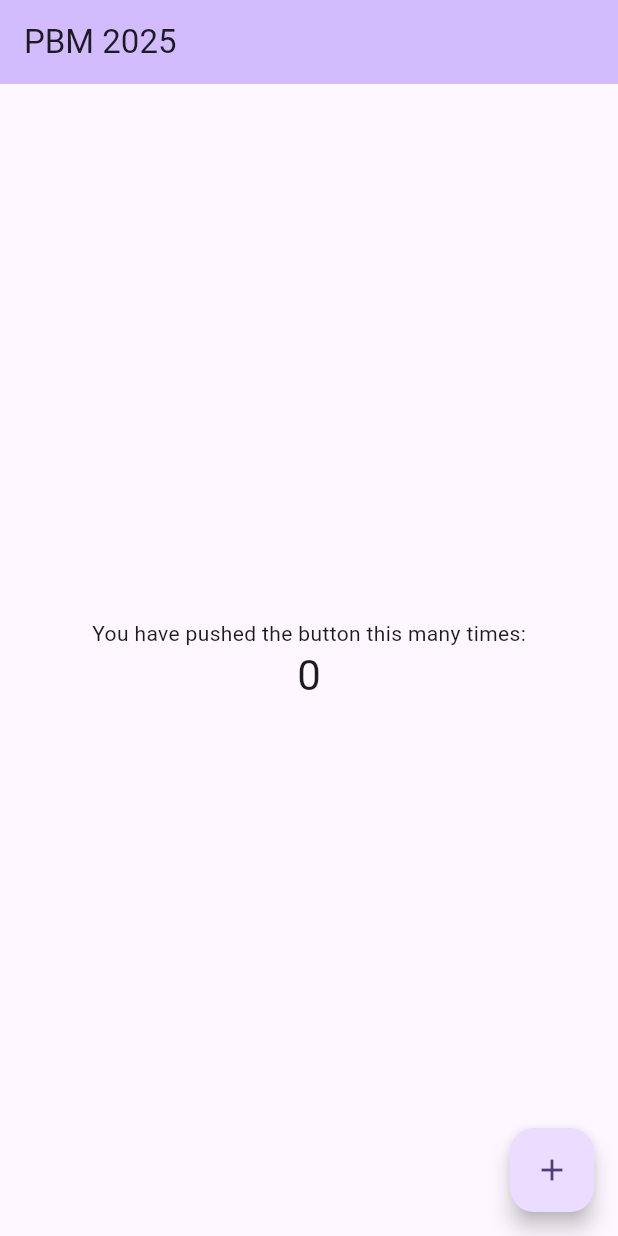
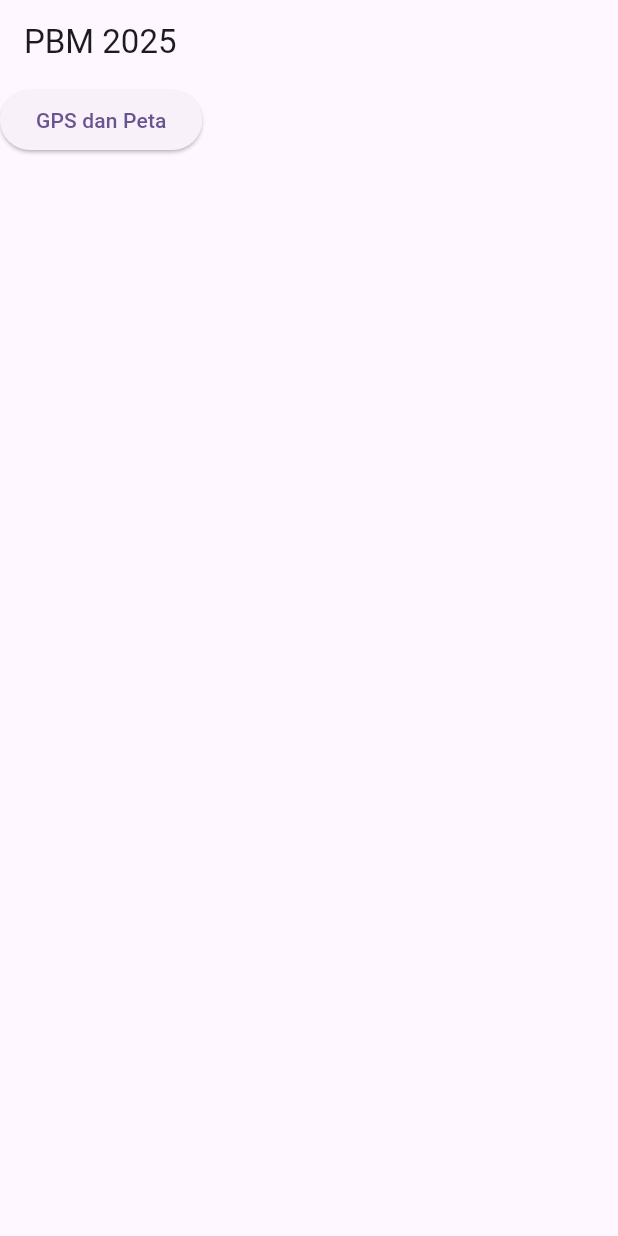
Before and after one commit to mohammadzarkasi/mobpro-flutter, a Flutter app: the screen it shows after launch, on a phone screen of 412 x 824 dp. Run offline on Flutter 3.47's test engine with Material 3 defaults, Android fonts, the phone set to English and light mode, and no system bars; our stand-ins replace geolocator.

Commit message:
tambah contoh penggunakan akses gps

```diff
--- /dev/null
+++ b/2025/lib/home_screen.dart
@@ -0,0 +1,29 @@
+import 'package:flutter/material.dart';
+import 'package:pbm2025/gps_and_map_screen.dart';
+
+class HomeScreen extends StatelessWidget {
+  const HomeScreen({super.key});
+
+  @override
+  Widget build(BuildContext context) {
+    return Scaffold(
+      appBar: AppBar(title: Text("PBM 2025")),
+      body: Column(
+        children: [
+          ElevatedButton(
+            onPressed: () {
+              Navigator.of(context).push(
+                MaterialPageRoute(
+                  builder: (_) {
+                    return GpsAndMapScreen();
+                  },
+                ),
+              );
+            },
+            child: Text("GPS dan Peta"),
+          ),
+        ],
+      ),
+    );
+  }
+}
--- a/2025/lib/main.dart
+++ b/2025/lib/main.dart
@@ -1,4 +1,5 @@
 import 'package:flutter/material.dart';
+import 'package:pbm2025/home_screen.dart';
 
 void main() {
   runApp(const MyApp());
@@ -11,7 +12,7 @@ class MyApp extends StatelessWidget {
   @override
   Widget build(BuildContext context) {
     return MaterialApp(
-      title: 'Flutter Demo',
+      title: 'PBM 2025',
       theme: ThemeData(
         // This is the theme of your application.
         //
@@ -30,7 +31,8 @@ class MyApp extends StatelessWidget {
         // tested with just a hot reload.
         colorScheme: ColorScheme.fromSeed(seedColor: Colors.deepPurple),
       ),
-      home: const MyHomePage(title: 'PBM 2025'),
+      // home: const MyHomePage(title: 'PBM 2025'),
+      home: HomeScreen(),
     );
   }
 }
--- a/2025/pubspec.yaml
+++ b/2025/pubspec.yaml
@@ -34,6 +34,9 @@ dependencies:
   # The following adds the Cupertino Icons font to your application.
   # Use with the CupertinoIcons class for iOS style icons.
   cupertino_icons: ^1.0.8
+  geolocator: ^14.0.1
+  flutter_map: ^8.1.1
+  latlong2: ^0.9.1
 
 dev_dependencies:
   flutter_test:
```
Also changed, not shown: 2025/lib/gps_and_map_screen.dart (added, +29 -0 lines), 2025/lib/gps_screen.dart (added, +67 -0 lines), 2 other files.
